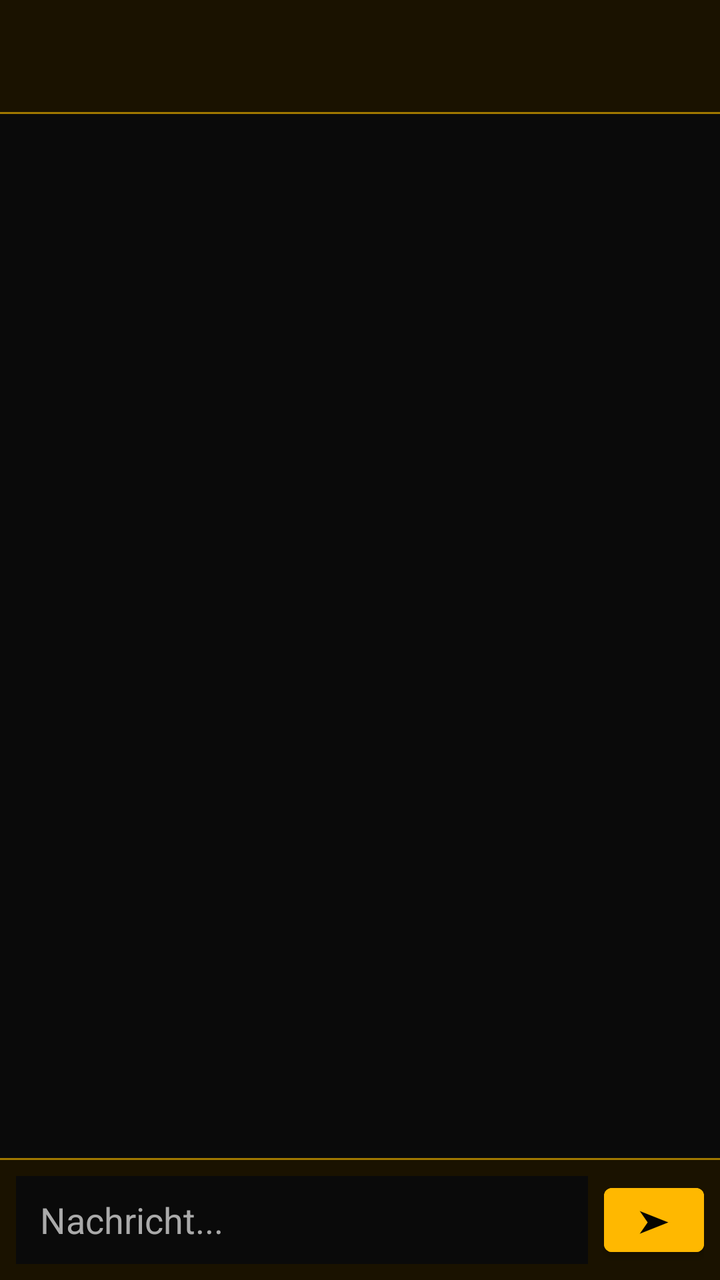
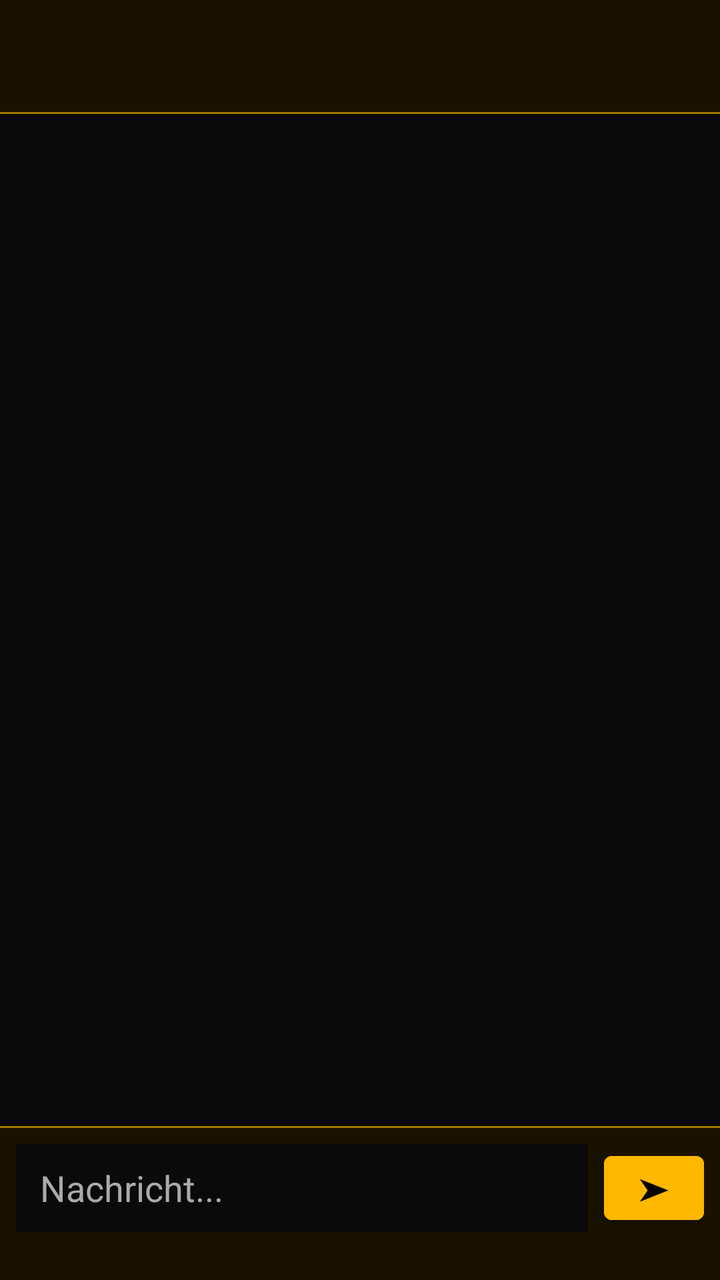

Screens rendered from an Android XML layout before and after an edit, with the pre-edit source and the edit as a unified diff.
<!-- AndroidManifest.xml: application theme Theme.BAF -->
<!-- res/layout/fragment_private_chat.xml -->
<?xml version="1.0" encoding="utf-8"?>
<LinearLayout xmlns:android="http://schemas.android.com/apk/res/android"
    android:layout_width="match_parent"
    android:layout_height="match_parent"
    android:orientation="vertical"
    android:background="@color/baf_background">

    <LinearLayout
        android:layout_width="match_parent"
        android:layout_height="56dp"
        android:orientation="horizontal"
        android:background="@color/baf_card"
        android:gravity="center_vertical"
        android:padding="12dp">

        <TextView
            android:id="@+id/privateChatBack"
            android:layout_width="wrap_content"
            android:layout_height="wrap_content"
            android:text="←"
            android:textColor="@color/baf_gold"
            android:textSize="22sp"
            android:padding="8dp"
            android:clickable="true"
            android:focusable="true"/>

        <TextView
            android:id="@+id/privateChatTitle"
            android:layout_width="wrap_content"
            android:layout_height="wrap_content"
            android:textColor="@color/baf_gold"
            android:textSize="17sp"
            android:textStyle="bold"
            android:layout_marginStart="8dp"/>

    </LinearLayout>

    <View
        android:layout_width="match_parent"
        android:layout_height="1dp"
        android:background="@color/baf_gold_dark"/>

    <androidx.recyclerview.widget.RecyclerView
        android:id="@+id/privateChatRecycler"
        android:layout_width="match_parent"
        android:layout_height="0dp"
        android:layout_weight="1"
        android:padding="8dp"
        android:clipToPadding="false"
        android:background="@color/baf_background"/>

    <View
        android:layout_width="match_parent"
        android:layout_height="1dp"
        android:background="@color/baf_gold_dark"/>

    <LinearLayout
        android:layout_width="match_parent"
        android:layout_height="60dp"
        android:orientation="horizontal"
        android:background="@color/baf_card"
        android:padding="8dp"
        android:gravity="center_vertical">

        <EditText
            android:id="@+id/privateChatInput"
            android:layout_width="0dp"
            android:layout_height="44dp"
            android:layout_weight="1"
            android:hint="Nachricht..."
            android:textColor="@color/baf_text_primary"
            android:textColorHint="@color/baf_text_secondary"
            android:background="@color/baf_background"
            android:paddingStart="12dp"
            android:paddingEnd="12dp"
            android:inputType="text"
            android:maxLines="1"/>

        <Button
            android:id="@+id/privateChatSend"
            android:layout_width="50dp"
            android:layout_height="44dp"
            android:text="➤"
            android:textColor="@color/baf_black"
            android:textSize="16sp"
            android:layout_marginStart="8dp"
            android:backgroundTint="@color/baf_gold"/>

    </LinearLayout>

</LinearLayout>
<!-- resources referenced by this layout -->
<resources>
  <color name="baf_background">#0A0A0A</color>
  <color name="baf_black">#050500</color>
  <color name="baf_card">#1A1200</color>
  <color name="baf_gold">#FFB800</color>
  <color name="baf_gold_dark">#A07800</color>
  <color name="baf_text_primary">#FFFFFF</color>
  <color name="baf_text_secondary">#AAAAAA</color>
  <style name="Theme.BAF" parent="Theme.MaterialComponents.DayNight.NoActionBar">
          <item name="colorPrimary">@color/baf_gold</item>
          <item name="colorPrimaryVariant">@color/baf_gold_dark</item>
          <item name="colorOnPrimary">@color/baf_black</item>
          <item name="colorSecondary">@color/baf_gold</item>
          <item name="colorOnSecondary">@color/baf_black</item>
          <item name="android:windowBackground">@color/baf_background</item>
          <item name="android:statusBarColor">@color/baf_black</item>
          <item name="android:navigationBarColor">@color/baf_black</item>
      </style>
</resources>

<!-- the commit's change to res/layout/fragment_private_chat.xml (unified diff, before → after) -->
@@ -56,10 +56,13 @@
 
     <LinearLayout
         android:layout_width="match_parent"
-        android:layout_height="60dp"
+        android:layout_height="wrap_content"
         android:orientation="horizontal"
         android:background="@color/baf_card"
-        android:padding="8dp"
+        android:paddingStart="8dp"
+        android:paddingEnd="8dp"
+        android:paddingTop="8dp"
+        android:paddingBottom="24dp"
         android:gravity="center_vertical">
 
         <EditText
